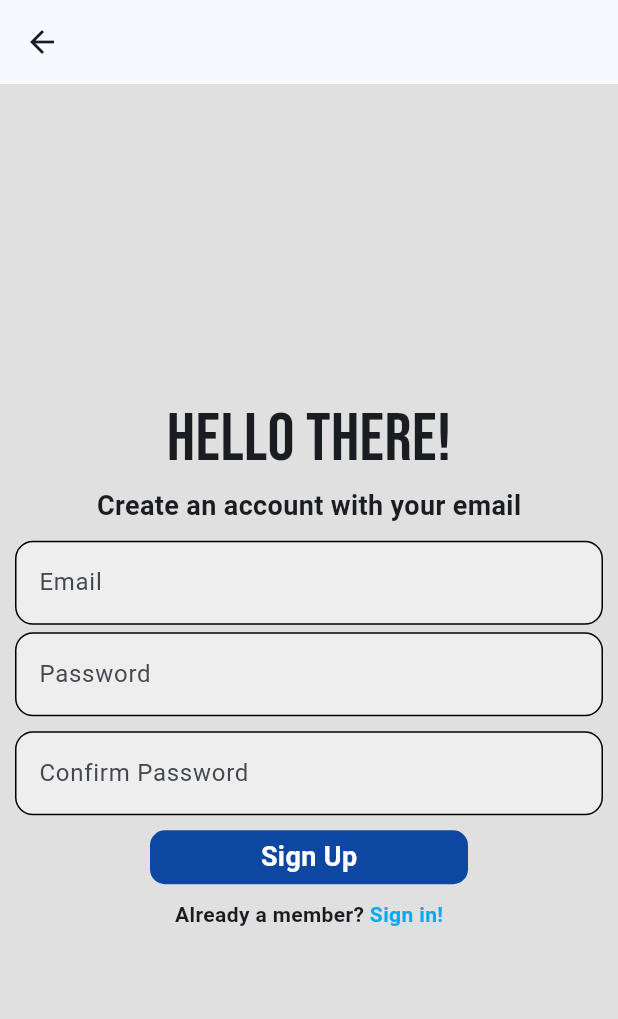
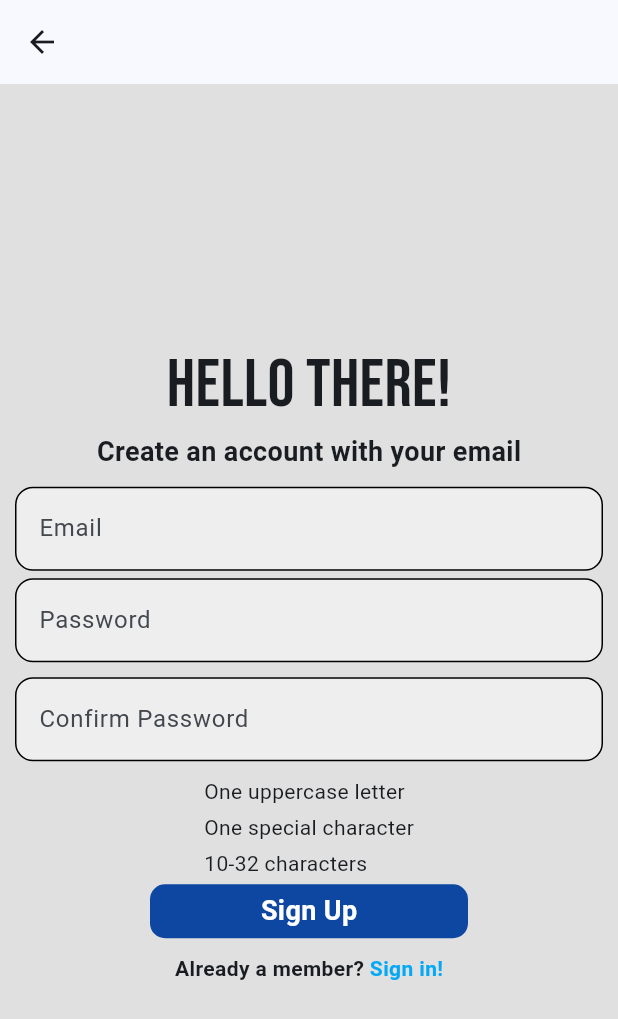
Before and after one commit to nanamid/CS425_Team45, a Flutter app: the RegisterPage screen opened directly with empty values, on a phone screen of 412 x 824 dp. Shown: the top 1019 px of the screen. Run offline on Flutter 3.47's test engine with Material 3 defaults, Android fonts, the phone set to English and light mode, and no system bars; our stand-ins replace firebase_auth, firebase_core, flutter_slidable, google_fonts, hive, hive_flutter; accounts and stored records are empty.

Commit message:
Password Checking Features Implementation
After some web surfing, I found a solution to check for strong passwords (using code from here: https://medium.com/@kamranbekirovyz/building-a-customizable-password-strength-checker-in-flutter-ac219650305a). I also rearranged the checking logic to properly halt the user when they enter a poor password. The registration page is now able to check that the password is decently strong and that the entered password matches the re-entered one.

```diff
--- /dev/null
+++ b/Basic_Flutter_App/flutter_walkthrough_app/lib/data/password_checker.dart
@@ -0,0 +1,80 @@
+import 'package:flutter/material.dart';
+
+//PasswordStrengthChecker class declaration
+//This class is the password strength checker, which checks the features of the password
+//SOURCE: https://medium.com/@kamranbekirovyz/building-a-customizable-password-strength-checker-in-flutter-ac219650305a
+class PasswordStrengthChecker extends StatefulWidget {
+  const PasswordStrengthChecker({
+    super.key,
+    required this.password,
+    required this.onStrengthChanged,
+  });
+
+  final String password;
+  final Function(bool isStrong) onStrengthChanged;
+
+  @override
+  State<PasswordStrengthChecker> createState() =>
+      _PasswordStrengthCheckerState();
+}
+
+class _PasswordStrengthCheckerState extends State<PasswordStrengthChecker> {
+  @override
+  void didUpdateWidget(covariant PasswordStrengthChecker oldWidget) {
+    super.didUpdateWidget(oldWidget);
+
+    //Check if the password value has changed
+    if (widget.password != oldWidget.password) {
+      //If changed, re-validate the password strength
+      final isStrong = _validators.entries.every(
+        (entry) => entry.key.hasMatch(widget.password),
+      );
+
+      //Call callback with new value to notify parent widget
+      WidgetsBinding.instance.addPostFrameCallback(
+        (_) => widget.onStrengthChanged(isStrong),
+      );
+    }
+  }
+
+  //Variable that maps the validators and presents messages
+  //Selected requirements:
+  //    1.) One uppercase letter
+  //    2.) One special character
+  //    3.) 10-32 characters long
+  final Map<RegExp, String> _validators = {
+    RegExp(r'[A-Z]'): 'One uppercase letter',
+    RegExp(r'[!@#\$%^&*(),.?":{}|<>]'): 'One special character',
+    RegExp(r'^.{10,32}$'): '10-32 characters',
+  };
+
+  @override
+  Widget build(BuildContext context) {
+    //If the password is empty yet, we'll show validation messages in plain
+    // color, not green or red
+    final hasValue = widget.password.isNotEmpty;
+
+    return Column(
+      crossAxisAlignment: CrossAxisAlignment.start,
+      children: _validators.entries.map(
+        (entry) {
+          /// Check if the password matches the current validator requirement
+          final hasMatch = entry.key.hasMatch(widget.password);
+
+          //Based on the match, we'll show the validation message in green or
+          // red color
+          final color =
+              hasValue ? (hasMatch ? Colors.green : Colors.red) : null;
+
+          return Padding(
+            padding: const EdgeInsets.only(bottom: 4.0),
+            child: Text(
+              entry.value,
+              style: TextStyle(color: color),
+            ),
+          );
+        },
+      ).toList(),
+    );
+  }
+}
--- a/Basic_Flutter_App/flutter_walkthrough_app/lib/pages/register_page.dart
+++ b/Basic_Flutter_App/flutter_walkthrough_app/lib/pages/register_page.dart
@@ -4,7 +4,9 @@
 import 'package:firebase_auth/firebase_auth.dart';
 import 'package:flutter/material.dart';
 import 'package:google_fonts/google_fonts.dart';
+import 'package:test_app/data/password_checker.dart';
 
+//RegisterPage class declaration
 class RegisterPage extends StatefulWidget {
   final VoidCallback? showLoginPage;
   const RegisterPage({
@@ -26,6 +28,7 @@ class _RegisterPageState extends State<RegisterPage> {
   final _emailController = TextEditingController();
   final _passwordController = TextEditingController();
   final _confirmController = TextEditingController();
+  bool _isStrong = false;
 
   @override
   void dispose() {
@@ -39,34 +42,18 @@ class _RegisterPageState extends State<RegisterPage> {
   Future signUp() async {
     //Before attempting to confirm the account, we check that...
     //    1.) The password text fields match
-    //    2.) The password is 10 or more characters
+    //    2.) The password meets the strong password criteria
     bool matchNewPassword = passwordConfirmed();
     if (matchNewPassword) {
-      validatePassword(_emailController.text.trim()); //Still working on it
-    } else {
-      showDialog(
-        context: context,
-        builder: (context) {
-          return AlertDialog(
-            content: Text('Passwords must match.'),
-            actions: <Widget>[
-              TextButton(
-                onPressed: () => Navigator.pop(context, 'OK'),
-                child: const Text('OK'),
-              ),
-            ],
-          );
-        },
-      );
-      return;
-    }
+      if (_isStrong) {
         try {
           await FirebaseAuth.instance.createUserWithEmailAndPassword(
             email: _emailController.text.trim(),
             password: _passwordController.text.trim(),
           );
         } on FirebaseAuthException catch (e) {
-      if (_emailController.text.isEmpty || _passwordController.text.isEmpty) {
+          if (_emailController.text.isEmpty ||
+              _passwordController.text.isEmpty) {
             // ignore: use_build_context_synchronously
             showDialog(
               context: context,
@@ -100,6 +87,41 @@ class _RegisterPageState extends State<RegisterPage> {
             );
           }
         }
+      } else {
+        showDialog(
+          context: context,
+          builder: (context) {
+            return AlertDialog(
+              content: Text('Password not strong enough.'),
+              actions: <Widget>[
+                TextButton(
+                  onPressed: () => Navigator.pop(context, 'OK'),
+                  child: const Text('OK'),
+                ),
+              ],
+            );
+          },
+        );
+        return;
+      }
+    } else {
+      showDialog(
+        context: context,
+        builder: (context) {
+          return AlertDialog(
+            content: Text('Passwords must match.'),
+            actions: <Widget>[
+              TextButton(
+                onPressed: () => Navigator.pop(context, 'OK'),
+                child: const Text('OK'),
+              ),
+            ],
+          );
+        },
+      );
+      return;
+    }
+    //
   }
 
   //This function checks the length of the password
@@ -230,6 +252,20 @@ class _RegisterPageState extends State<RegisterPage> {
                   ),
                 ),
                 SizedBox(height: 10),
+                AnimatedBuilder(
+                  animation: _passwordController,
+                  builder: (context, child) {
+                    final password = _passwordController.text;
+                    return PasswordStrengthChecker(
+                      password: password,
+                      onStrengthChanged: (bool value) {
+                        setState(() {
+                          _isStrong = value;
+                        });
+                      },
+                    );
+                  },
+                ),
 
                 //Sign-In Button
                 Padding(
```
Lines whose indentation alone changed are shown as unchanged.
